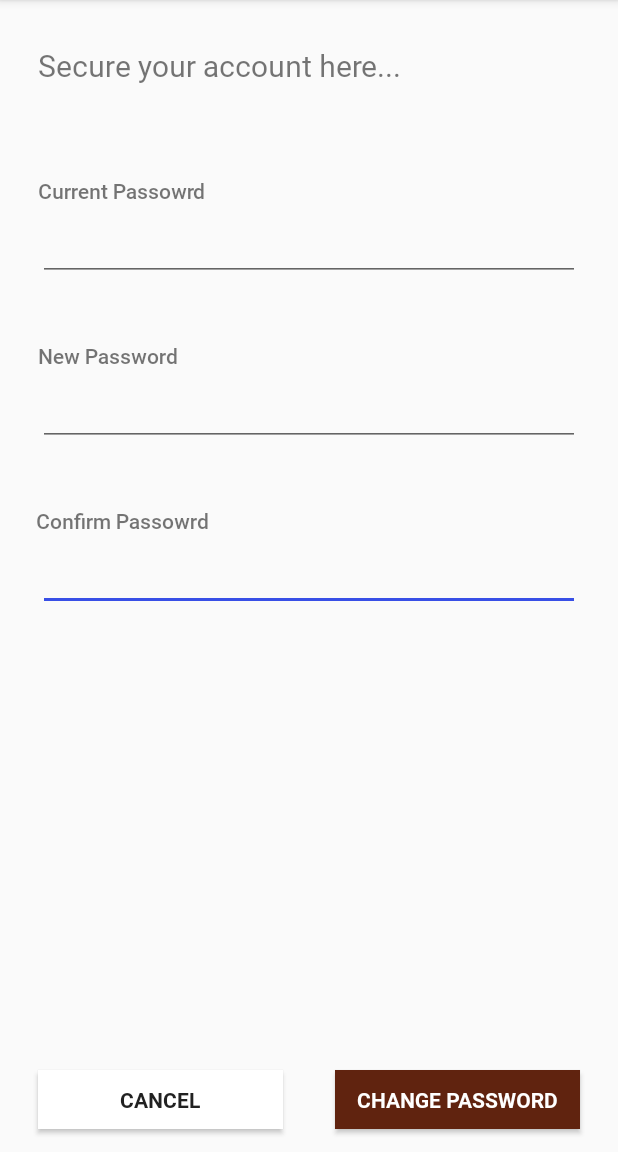
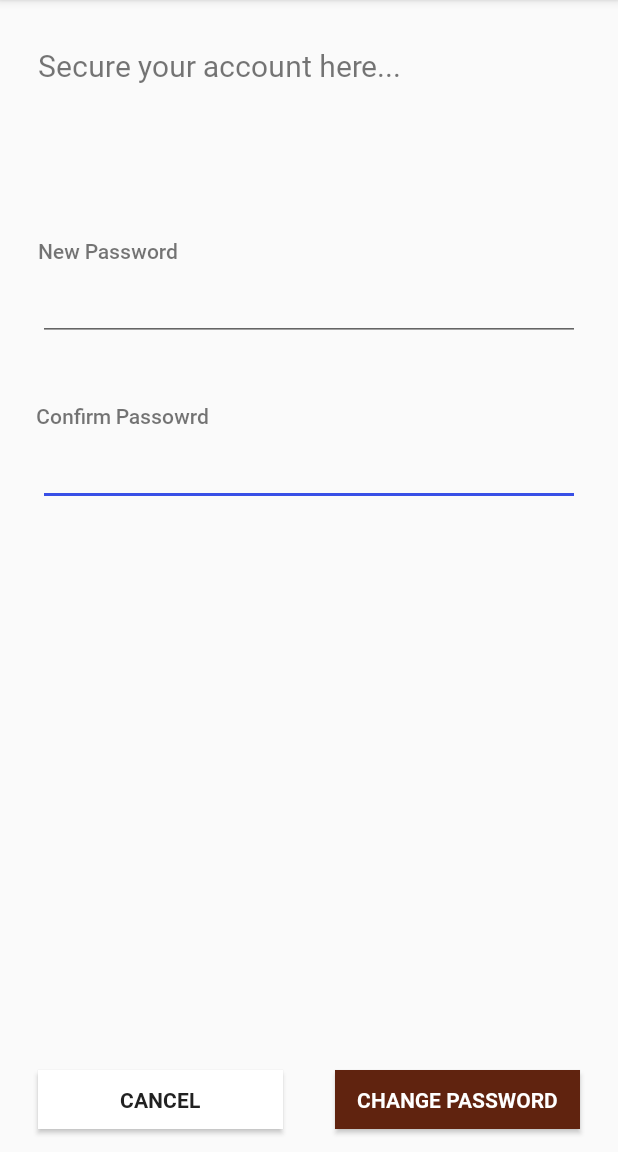
Before and after one commit to IndrachapaSenanayaka/Coffee-Lovers-Mr.Coffee, an Android app: the CustomerChangePasswordActivity screen opened directly, with no data from a screen before it, on a phone screen of 412 x 824 dp, the part 84-1236 px from its top. Run offline under Robolectric (Android 15) with nearby library versions, the phone set to English and light mode, and no system bars.

Commit message:
password change was added

```diff
--- a/app/src/main/res/layout/activity_customer_change_password.xml
+++ b/app/src/main/res/layout/activity_customer_change_password.xml
@@ -8,7 +8,7 @@
 
     <EditText
         android:fontFamily="@font/form_labels"
-        android:id="@+id/txt_edit_phoneNumber"
+        android:id="@+id/txt_chngpwd_confirmPassword"
         android:layout_width="match_parent"
         android:layout_height="wrap_content"
         android:layout_marginStart="25dp"
@@ -32,7 +32,7 @@
         android:fontFamily="@font/form_labels"
         android:text="@string/auth_confirm_pw_label"
         app:layout_constraintStart_toStartOf="parent"
-        app:layout_constraintTop_toBottomOf="@+id/txt_edit_lastName" />
+        app:layout_constraintTop_toBottomOf="@+id/txt_chngpwd_password" />
 
     <TextView
         android:id="@+id/textView6"
@@ -46,18 +46,19 @@
         app:layout_constraintTop_toTopOf="parent" />
 
     <TextView
-        android:id="@+id/textView7"
+        android:id="@+id/textView8"
         android:layout_width="wrap_content"
         android:layout_height="wrap_content"
         android:layout_marginStart="25dp"
-        android:layout_marginTop="60dp"
+        android:layout_marginTop="100dp"
         android:fontFamily="@font/form_labels"
-        android:text="Current Passowrd"
+        android:text="New Password"
         app:layout_constraintStart_toStartOf="parent"
         app:layout_constraintTop_toBottomOf="@+id/textView6" />
 
     <EditText
-        android:id="@+id/txt_edit_firstName"
+        android:fontFamily="@font/form_labels"
+        android:id="@+id/txt_chngpwd_password"
         android:layout_width="match_parent"
         android:layout_height="wrap_content"
         android:layout_marginStart="25dp"
@@ -65,35 +66,7 @@
         android:layout_marginEnd="25dp"
         android:ems="10"
         android:hint=""
-        android:fontFamily="@font/form_labels"
-        android:importantForAutofill="no"
-        android:inputType="textPersonName"
-        app:layout_constraintEnd_toEndOf="parent"
-        app:layout_constraintStart_toStartOf="parent"
-        app:layout_constraintTop_toBottomOf="@+id/textView7" />
-
-    <TextView
-        android:id="@+id/textView8"
-        android:layout_width="wrap_content"
-        android:layout_height="wrap_content"
-        android:layout_marginStart="25dp"
-        android:layout_marginTop="40dp"
-        android:fontFamily="@font/form_labels"
-        android:text="New Password"
-        app:layout_constraintStart_toStartOf="parent"
-        app:layout_constraintTop_toBottomOf="@+id/txt_edit_firstName" />
-
-    <EditText
-        android:fontFamily="@font/form_labels"
-        android:id="@+id/txt_edit_lastName"
-        android:layout_width="match_parent"
-        android:layout_height="wrap_content"
-        android:layout_marginStart="25dp"
-        android:layout_marginTop="5dp"
-        android:layout_marginEnd="25dp"
-        android:ems="10"
-        android:hint=""
-        android:inputType="textPersonName"
+        android:inputType="textPassword"
         app:layout_constraintEnd_toEndOf="parent"
         app:layout_constraintStart_toStartOf="parent"
         app:layout_constraintTop_toBottomOf="@+id/textView8"
@@ -109,6 +82,7 @@
         android:background="#FFF"
         android:fontFamily="@font/submit_button"
         android:text="Cancel"
+        android:onClick="onCancelButtonClick"
         app:layout_constraintBottom_toBottomOf="parent"
         app:layout_constraintEnd_toEndOf="parent"
         app:layout_constraintHorizontal_bias="0.0"
@@ -123,6 +97,7 @@
         android:layout_marginEnd="25dp"
         android:layout_marginBottom="15dp"
         android:fontFamily="@font/submit_button"
+        android:onClick="onChangePasswordButtonClick"
         android:text="Change Password"
         app:layout_constraintBottom_toBottomOf="parent"
         app:layout_constraintEnd_toEndOf="parent"
--- a/app/src/main/res/layout/activity_customer_profile.xml
+++ b/app/src/main/res/layout/activity_customer_profile.xml
@@ -228,6 +228,7 @@
             android:layout_height="wrap_content"
             android:layout_marginTop="30dp"
             android:text="Change Password"
+            android:onClick="onChangePasswordButtonClick"
             app:layout_constraintEnd_toEndOf="parent"
             app:layout_constraintHorizontal_bias="0.5"
             app:layout_constraintStart_toEndOf="@+id/button7"
```
Also changed, not shown: app/src/main/java/com/example/coffee_lovers_mrcoffee/services/AuthService.java (+18 -6 lines), app/src/main/java/com/example/coffee_lovers_mrcoffee/ui/customer/CustomerChangePasswordActivity.java (+70 -0 lines), app/src/main/java/com/example/coffee_lovers_mrcoffee/ui/customer/CustomerProfileActivity.java (+9 -0 lines).
